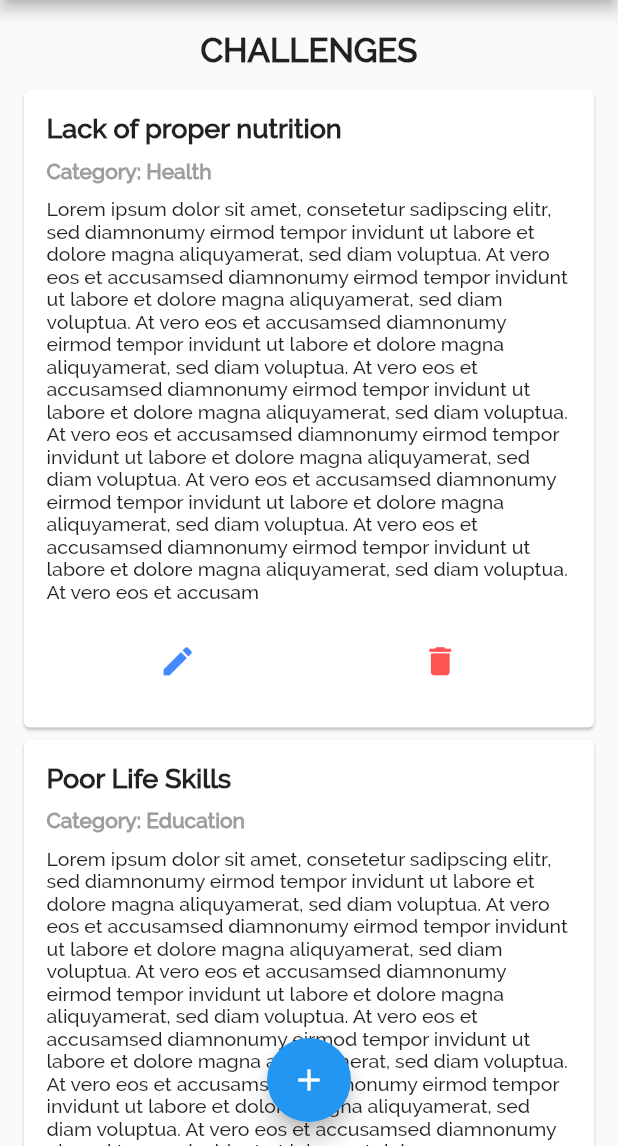
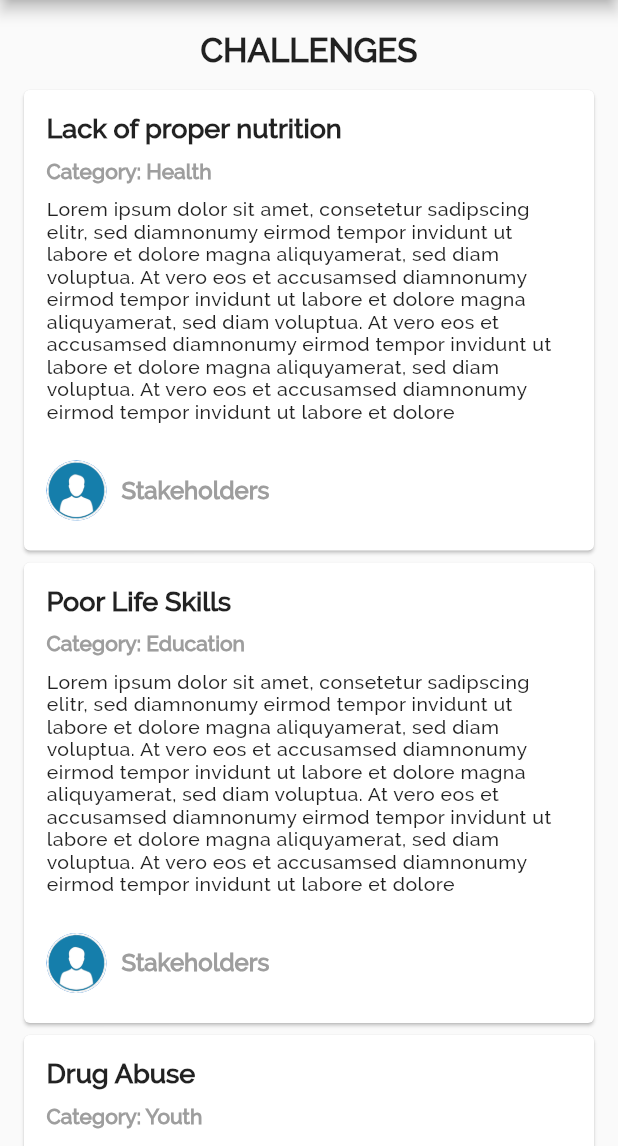
Before and after one commit to blessnathan01/y4c-pt-registration, a Flutter app: the AdminChallenges screen opened directly, on a phone screen of 412 x 824 dp, the part 90-1236 px from its top. Run offline on Flutter 3.47's test engine with Material 2 defaults, Android fonts, the phone set to English and light mode, and no system bars; drawn by our look-alikes of overlay_support; our stand-ins replace firebase_core, flutter_masked_text2, flutter_spinkit; accounts and stored records are empty.

```diff
--- a/lib/models/challengeCard.dart
+++ b/lib/models/challengeCard.dart
@@ -1,6 +1,5 @@
 import 'package:flutter/material.dart';
 import '../services/challenges.dart';
-
 
 class challengeCard extends StatelessWidget {
   late Challenges challenge;
@@ -12,59 +11,47 @@ class challengeCard extends StatelessWidget {
     return Container(
       child: InkWell(
         splashColor: Colors.blueAccent,
-        onTap: (){print('Clicked');},
+        onTap: () {
+          print('Clicked');
+        },
         child: Card(
           color: Colors.white,
           child: Padding(
-            padding: const EdgeInsets.fromLTRB(15, 15.0,15,20),
+            padding: const EdgeInsets.fromLTRB(15, 15.0, 15, 20),
             child: Column(
               crossAxisAlignment: CrossAxisAlignment.stretch,
               children: [
-                Text(
-                  challenge.challengeName,
-                  style: TextStyle(
-                    fontWeight: FontWeight.bold,
-                    fontSize: 18
-                  )
-                ),
-
+                Text(challenge.challengeName,
+                    style:
+                        TextStyle(fontWeight: FontWeight.bold, fontSize: 18)),
                 SizedBox(height: 10),
-                Text(
-                    'Category: ${challenge.challengeCategory}',
+                Text('Category: ${challenge.challengeCategory}',
                     style: TextStyle(
                         color: Colors.grey[500],
                         fontSize: 14,
-                        fontWeight: FontWeight.w900
-                    )
-                ),
+                        fontWeight: FontWeight.w900)),
                 SizedBox(height: 10),
                 Text(
                   challenge.challengeDescription,
-                  style: TextStyle(
-                    fontSize: 13,
-                  ),
+                  style: TextStyle(fontSize: 13, letterSpacing: .3),
                 ),
-                SizedBox(height: 15),
+                SizedBox(height: 25),
                 Row(
-                  mainAxisAlignment: MainAxisAlignment.spaceAround,
+                  mainAxisAlignment: MainAxisAlignment.start,
                   children: [
-                   IconButton(
-                     icon: Icon(Icons.edit),
-                   iconSize: 25,
-                   color: Colors.blueAccent,
-                     splashColor: Colors.blueAccent,
-                     onPressed: (){},
-                   ),
-                    IconButton(
-                      icon: Icon(Icons.delete),
-                      iconSize: 25,
-                      color: Colors.redAccent,
-                      splashColor: Colors.redAccent,
-                      onPressed: (){},
-                    )
+                    CircleAvatar(
+                        backgroundImage: AssetImage('assets/user.png'),
+                        radius: 20),
+                    SizedBox(
+                      width: 10,
+                    ),
+                    Text('Stakeholders',
+                        style: TextStyle(
+                            color: Colors.grey[500],
+                            fontSize: 16,
+                            fontWeight: FontWeight.w900))
                   ],
                 )
-
               ],
             ),
           ),
--- a/lib/services/challenges.dart
+++ b/lib/services/challenges.dart
@@ -1,32 +1,51 @@
 import 'package:flutter/material.dart';
-class Challenges{
+
+class Challenges {
   String challengeCategory;
-  String  challengeName;
+  String challengeName;
   String challengeDescription;
   String image;
-  Challenges({required this.challengeCategory,required this.image,required this.challengeDescription,required this.challengeName});
+  Challenges(
+      {required this.challengeCategory,
+      required this.image,
+      required this.challengeDescription,
+      required this.challengeName});
 }
 
-String dummyDescription = 'Lorem ipsum dolor sit amet, consetetur sadipscing elitr, '
-         'sed diamnonumy eirmod tempor invidunt ut labore et dolore '
-         'magna aliquyamerat, sed diam voluptua. At vero eos et accusam'
-    'sed diamnonumy eirmod tempor invidunt ut labore et dolore '
-    'magna aliquyamerat, sed diam voluptua. At vero eos et accusam'
-    'sed diamnonumy eirmod tempor invidunt ut labore et dolore '
-    'magna aliquyamerat, sed diam voluptua. At vero eos et accusam''sed diamnonumy eirmod tempor invidunt ut labore et dolore '
-    'magna aliquyamerat, sed diam voluptua. At vero eos et accusam'
+String dummyDescription =
+    'Lorem ipsum dolor sit amet, consetetur sadipscing elitr, '
     'sed diamnonumy eirmod tempor invidunt ut labore et dolore '
     'magna aliquyamerat, sed diam voluptua. At vero eos et accusam'
     'sed diamnonumy eirmod tempor invidunt ut labore et dolore '
     'magna aliquyamerat, sed diam voluptua. At vero eos et accusam'
     'sed diamnonumy eirmod tempor invidunt ut labore et dolore '
     'magna aliquyamerat, sed diam voluptua. At vero eos et accusam'
-        ;
+    'sed diamnonumy eirmod tempor invidunt ut labore et dolore ';
 
 List<Challenges> challenges = [
-  Challenges(challengeName: 'Lack of proper nutrition',challengeCategory: 'Health',challengeDescription: dummyDescription,image: 'health.jpeg'),
-  Challenges(challengeDescription: dummyDescription,challengeCategory: 'Education',challengeName: 'Poor Life Skills',image: 'education.jpeg'),
-  Challenges(challengeName: "Drug Abuse",challengeCategory: 'Youth',challengeDescription: dummyDescription,image: 'youth.jpeg'),
-  Challenges(challengeDescription: dummyDescription,challengeCategory: 'Children',challengeName: 'High rate of DropOuts',image: 'children.jpeg'),
-  Challenges(challengeDescription: dummyDescription,challengeCategory: "Women",challengeName: 'Pregnant women lack ANC',image: 'women.jpeg')
+  Challenges(
+      challengeName: 'Lack of proper nutrition',
+      challengeCategory: 'Health',
+      challengeDescription: dummyDescription,
+      image: 'health.jpeg'),
+  Challenges(
+      challengeDescription: dummyDescription,
+      challengeCategory: 'Education',
+      challengeName: 'Poor Life Skills',
+      image: 'education.jpeg'),
+  Challenges(
+      challengeName: "Drug Abuse",
+      challengeCategory: 'Youth',
+      challengeDescription: dummyDescription,
+      image: 'youth.jpeg'),
+  Challenges(
+      challengeDescription: dummyDescription,
+      challengeCategory: 'Children',
+      challengeName: 'High rate of DropOuts',
+      image: 'children.jpeg'),
+  Challenges(
+      challengeDescription: dummyDescription,
+      challengeCategory: "Women",
+      challengeName: 'Pregnant women lack ANC',
+      image: 'women.jpeg')
 ];
```
Also changed, not shown: lib/pages/admin_challenges.dart (+10 -62 lines), lib/pages/admin_users.dart (+14 -5 lines), lib/pages/home.dart (+7 -1 lines), lib/pages/userChallange.dart (+11 -15 lines), lib/services/ApiIntegration.dart (added, +84 -0 lines), lib/services/authorization.dart (+19 -8 lines), lib/services/routing.dart (deleted, +0 -41 lines), lib/services/users.dart (+38 -72 lines), lib/widgets/TopBar.dart (+9 -5 lines), lib/widgets/login.dart (+7 -1 lines).
